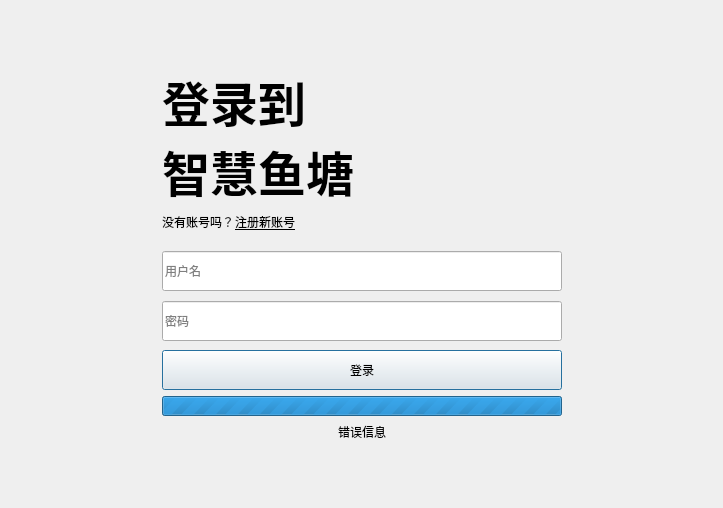
Before: the Qt Designer form client/ui/src/login.ui in Polar-Pumpkin/smartpond-client, drawn with Qt 5.
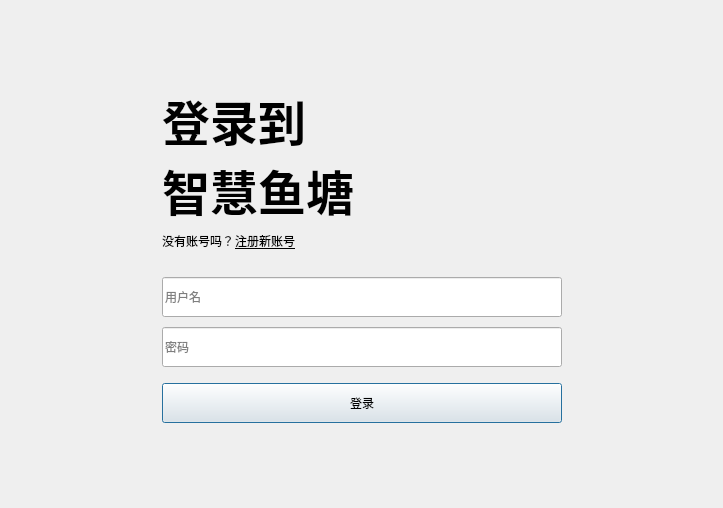
After: the same form once the commit is applied.

```diff
--- a/client/ui/src/login.ui
+++ b/client/ui/src/login.ui
@@ -253,50 +253,6 @@
            </property>
           </widget>
          </item>
-         <item>
-          <widget class="QProgressBar" name="bar">
-           <property name="minimumSize">
-            <size>
-             <width>400</width>
-             <height>20</height>
-            </size>
-           </property>
-           <property name="maximumSize">
-            <size>
-             <width>400</width>
-             <height>20</height>
-            </size>
-           </property>
-           <property name="maximum">
-            <number>0</number>
-           </property>
-           <property name="value">
-            <number>-1</number>
-           </property>
-          </widget>
-         </item>
-         <item>
-          <widget class="QLabel" name="message">
-           <property name="minimumSize">
-            <size>
-             <width>400</width>
-             <height>20</height>
-            </size>
-           </property>
-           <property name="maximumSize">
-            <size>
-             <width>400</width>
-             <height>20</height>
-            </size>
-           </property>
-           <property name="text">
-            <string>错误信息</string>
-           </property>
-           <property name="alignment">
-            <set>Qt::AlignCenter</set>
-           </property>
-          </widget>
-         </item>
         </layout>
        </item>
        <item>
```
